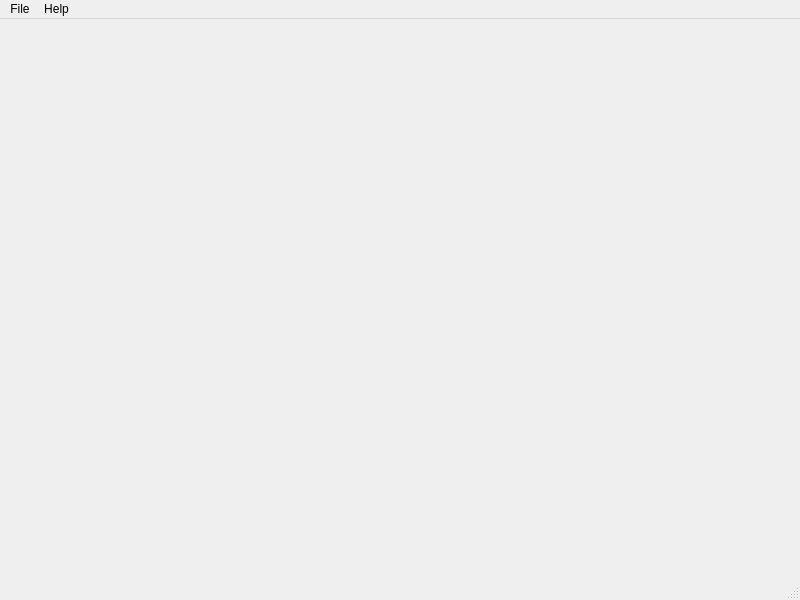
First picture: the form in src/ui/ui.ui, repository StevenBaby/sniffer, before the edit.
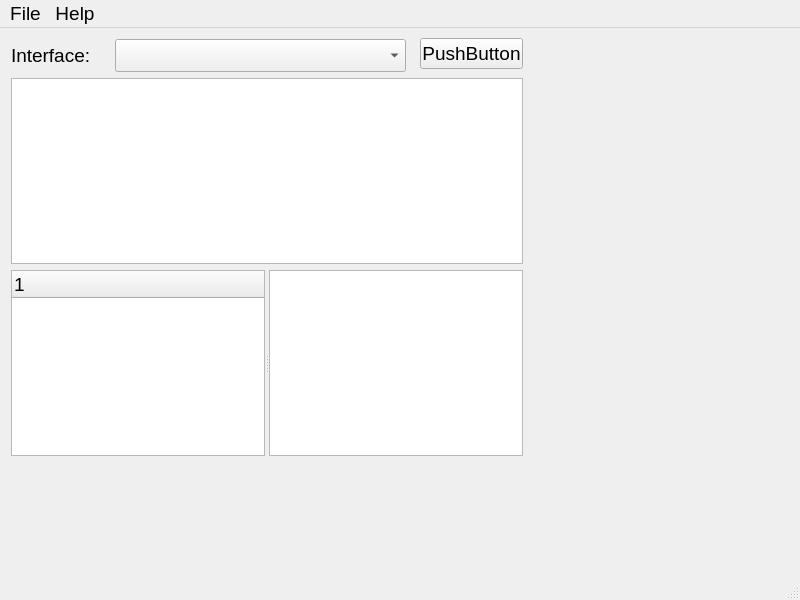
Second picture: the form after the edit.

What changed in the file:
```diff
--- a/src/ui/ui.ui
+++ b/src/ui/ui.ui
@@ -10,17 +10,90 @@
     <height>600</height>
    </rect>
   </property>
+  <property name="font">
+   <font>
+    <pointsize>14</pointsize>
+   </font>
+  </property>
   <property name="windowTitle">
    <string>Sniffer</string>
   </property>
-  <widget class="QWidget" name="centralwidget"/>
+  <widget class="QWidget" name="centralwidget">
+   <widget class="QComboBox" name="interfaceBox">
+    <property name="geometry">
+     <rect>
+      <x>115</x>
+      <y>11</y>
+      <width>291</width>
+      <height>33</height>
+     </rect>
+    </property>
+   </widget>
+   <widget class="QLabel" name="label">
+    <property name="geometry">
+     <rect>
+      <x>11</x>
+      <y>11</y>
+      <width>98</width>
+      <height>33</height>
+     </rect>
+    </property>
+    <property name="text">
+     <string>Interface:</string>
+    </property>
+   </widget>
+   <widget class="QTableWidget" name="tableWidget">
+    <property name="geometry">
+     <rect>
+      <x>11</x>
+      <y>50</y>
+      <width>512</width>
+      <height>186</height>
+     </rect>
+    </property>
+   </widget>
+   <widget class="QPushButton" name="pushButton">
+    <property name="geometry">
+     <rect>
+      <x>420</x>
+      <y>10</y>
+      <width>103</width>
+      <height>31</height>
+     </rect>
+    </property>
+    <property name="text">
+     <string>PushButton</string>
+    </property>
+   </widget>
+   <widget class="QSplitter" name="splitter">
+    <property name="geometry">
+     <rect>
+      <x>11</x>
+      <y>242</y>
+      <width>512</width>
+      <height>186</height>
+     </rect>
+    </property>
+    <property name="orientation">
+     <enum>Qt::Horizontal</enum>
+    </property>
+    <widget class="QTreeWidget" name="treeWidget">
+     <column>
+      <property name="text">
+       <string notr="true">1</string>
+      </property>
+     </column>
+    </widget>
+    <widget class="QTextBrowser" name="textBrowser"/>
+   </widget>
+  </widget>
   <widget class="QMenuBar" name="menubar">
    <property name="geometry">
     <rect>
      <x>0</x>
      <y>0</y>
      <width>800</width>
-     <height>26</height>
+     <height>37</height>
     </rect>
    </property>
    <widget class="QMenu" name="menuFile">
```
Left out of the diff: 29 changed lines with no effect on the pictures.
